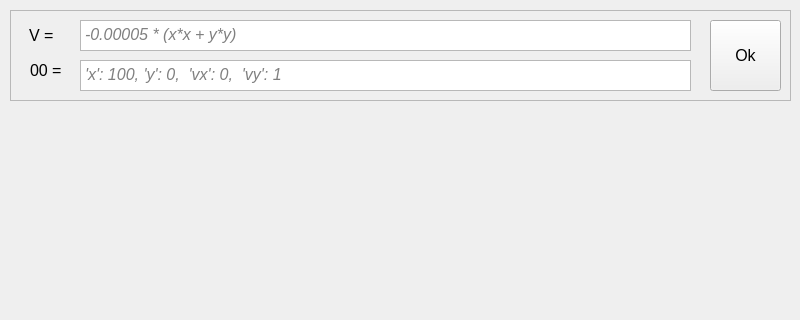
Before: the Qt Designer form ui/mainForm.ui in vladmikhbond/MechanPyQt, drawn with Qt 5; both pictures show x 0 to 800 and y 0 to 320 of the 800 by 800 pixel window.
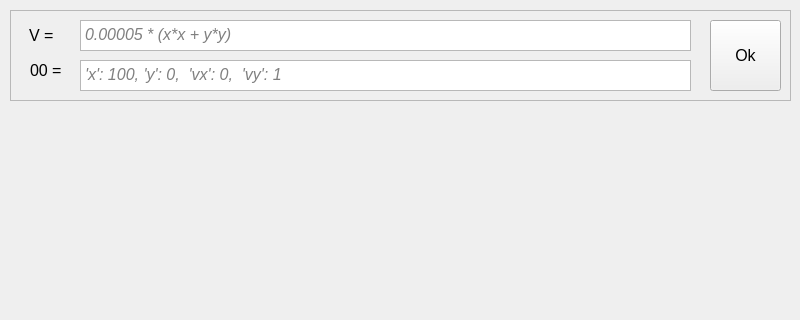
After: the same form once the commit is applied.

```diff
--- a/ui/mainForm.ui
+++ b/ui/mainForm.ui
@@ -76,7 +76,7 @@
 &lt;html&gt;&lt;head&gt;&lt;meta name=&quot;qrichtext&quot; content=&quot;1&quot; /&gt;&lt;style type=&quot;text/css&quot;&gt;
 p, li { white-space: pre-wrap; }
 &lt;/style&gt;&lt;/head&gt;&lt;body style=&quot; font-family:'MS Shell Dlg 2'; font-size:11pt; font-weight:400; font-style:normal;&quot;&gt;
-&lt;p style=&quot; margin-top:0px; margin-bottom:0px; margin-left:0px; margin-right:0px; -qt-block-indent:0; text-indent:0px;&quot;&gt;&lt;span style=&quot; font-family:'Courier New'; font-size:12pt; font-style:italic; color:#808080;&quot;&gt;-0.00005 * (x*x + y*y)&lt;/span&gt;&lt;/p&gt;&lt;/body&gt;&lt;/html&gt;</string>
+&lt;p style=&quot; margin-top:0px; margin-bottom:0px; margin-left:0px; margin-right:0px; -qt-block-indent:0; text-indent:0px;&quot;&gt;&lt;span style=&quot; font-family:'Courier New'; font-size:12pt; font-style:italic; color:#808080;&quot;&gt;0.00005 * (x*x + y*y)&lt;/span&gt;&lt;/p&gt;&lt;/body&gt;&lt;/html&gt;</string>
      </property>
      <property name="acceptRichText">
       <bool>false</bool>
```
